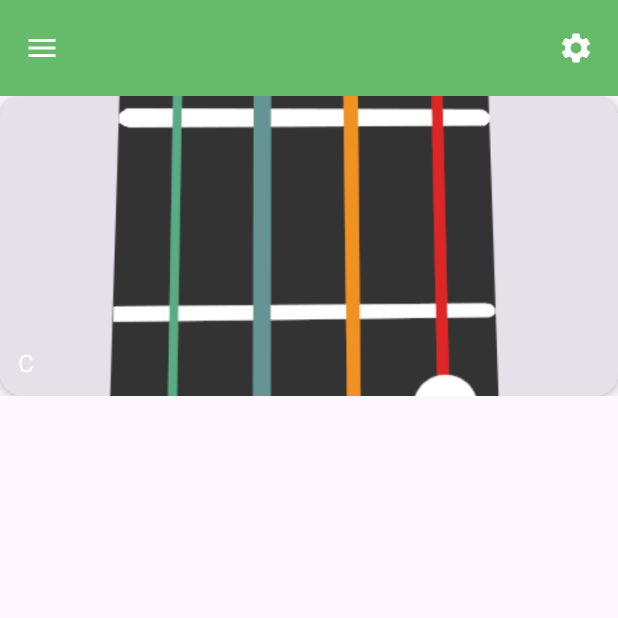
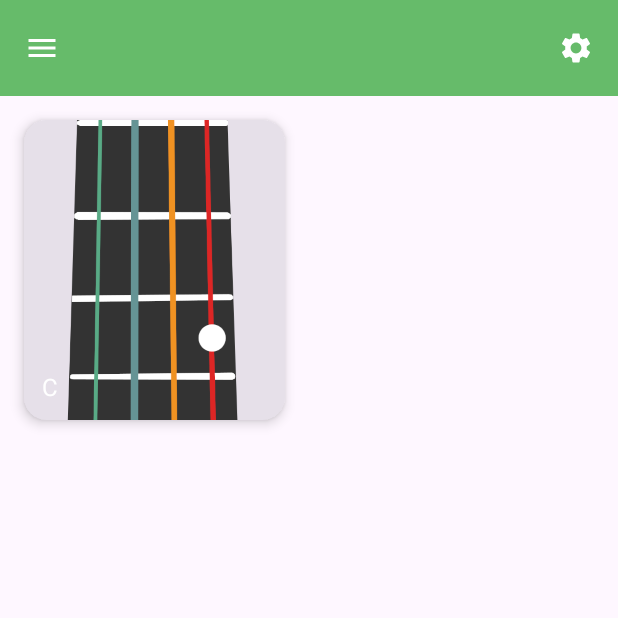
Before and after one commit to MatejMartinicky/UkuleleTuner2, an Android app built with Jetpack Compose: the ChordsScreen screen opened through its navigation route, on a phone screen of 412 x 824 dp, the top half of it. Run offline under Robolectric (Android 15) with nearby library versions, the phone set to English and light mode, and no system bars; our stand-ins replace constraintlayout-compose.

Commit message:
enclosing in box
Enclosing chord in box so two can be viewed side by side

```diff
--- a/app/src/main/java/com/example/ukuleletuner2/ChordsScreen.kt
+++ b/app/src/main/java/com/example/ukuleletuner2/ChordsScreen.kt
@@ -1,7 +1,9 @@
 package com.example.ukuleletuner2
 
 import androidx.compose.foundation.background
+import androidx.compose.foundation.layout.Box
 import androidx.compose.foundation.layout.fillMaxSize
+import androidx.compose.foundation.layout.fillMaxWidth
 import androidx.compose.foundation.layout.padding
 import androidx.compose.foundation.lazy.LazyColumn
 import androidx.compose.material.icons.Icons
@@ -23,6 +25,7 @@ import androidx.compose.ui.res.stringResource
 import com.example.ukuleletuner2.chords.Chord
 import com.example.ukuleletuner2.chords.ChordCard
 import androidx.compose.foundation.lazy.items
+import androidx.compose.ui.unit.dp
 
 
 @OptIn(ExperimentalMaterial3Api::class)
@@ -72,6 +75,10 @@ fun ChordsScreen() {
 
                 LazyColumn {
                     items(items = chords) { chord ->
+                        Box(modifier = Modifier
+                            .fillMaxWidth(0.5f)
+                            .padding(16.dp)
+                        ) {
                             ChordCard(
                                 painter = painterResource(id = chord.image),
                                 contentDescription = "${chord.name} chord",
@@ -80,7 +87,9 @@ fun ChordsScreen() {
                                 OnPlayed = { chordAudioFile ->
                                     println("playing like that cord!")
                                 }
+
                             )
+                        }
                     }
                 }
             }
```
Lines whose indentation alone changed are shown as unchanged.
